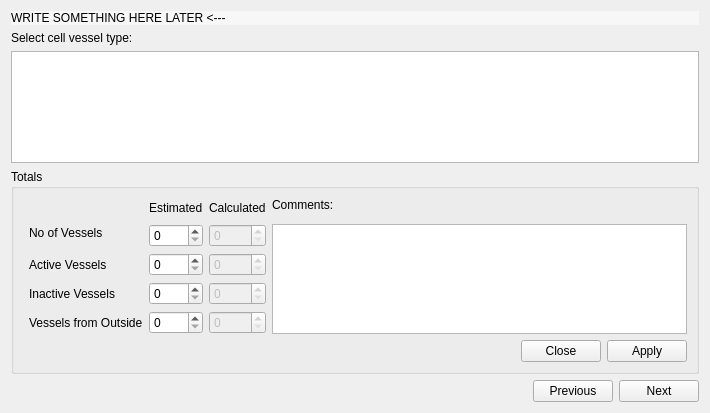
Above: app_new/frmvesseltype.ui from doublebyte1/app_solution before the change. Below: the same form after it.
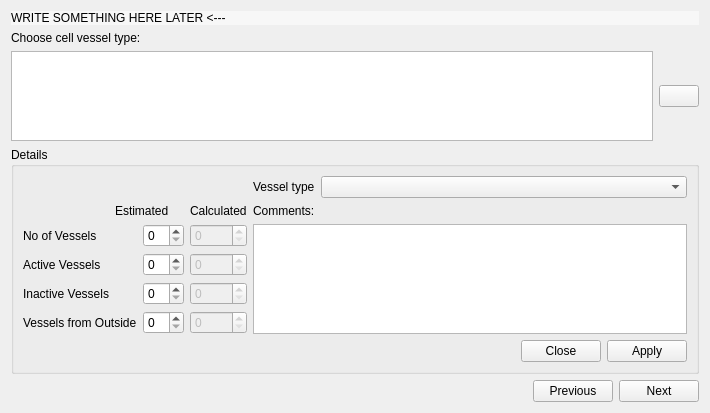
That is the form after the change. Icons and pictures are not drawn.

Diff of the .ui file:
```diff
--- a/app_new/frmvesseltype.ui
+++ b/app_new/frmvesseltype.ui
@@ -33,7 +33,7 @@
    <item>
     <widget class="QLabel" name="label">
      <property name="text">
-      <string>Select cell vessel type:</string>
+      <string>Choose cell vessel type:</string>
      </property>
      <property name="buddy">
       <cstring>listTypes</cstring>
@@ -41,29 +41,52 @@
     </widget>
    </item>
    <item>
-    <widget class="QListView" name="listTypes">
-     <property name="editTriggers">
-      <set>QAbstractItemView::NoEditTriggers</set>
-     </property>
-     <property name="alternatingRowColors">
-      <bool>true</bool>
-     </property>
-    </widget>
+    <layout class="QHBoxLayout" name="horizontalLayout">
+     <item>
+      <widget class="QTableView" name="tableView"/>
+     </item>
+     <item>
+      <widget class="QPushButton" name="pushNew">
+       <property name="toolTip">
+        <string>Create new record</string>
+       </property>
+       <property name="statusTip">
+        <string>Create new record</string>
+       </property>
+       <property name="whatsThis">
+        <string>Creates new record</string>
+       </property>
+       <property name="text">
+        <string/>
+       </property>
+       <property name="icon">
+        <iconset resource="app_new.qrc">
+         <normaloff>:/app_new/filenew.png</normaloff>:/app_new/filenew.png</iconset>
+       </property>
+      </widget>
+     </item>
+    </layout>
    </item>
    <item>
     <widget class="QGroupBox" name="groupTotals">
      <property name="title">
-      <string>Totals</string>
+      <string>Details</string>
      </property>
      <layout class="QGridLayout" name="gridLayout">
-      <item row="0" column="0" rowspan="2" colspan="2">
-       <widget class="QLabel" name="label_11">
+      <item row="0" column="4">
+       <widget class="QLabel" name="label_3">
         <property name="text">
-         <string/>
+         <string>Vessel type</string>
+        </property>
+        <property name="buddy">
+         <cstring>cmbTypes</cstring>
         </property>
        </widget>
       </item>
-      <item row="0" column="2" rowspan="2">
+      <item row="0" column="5">
+       <widget class="QComboBox" name="cmbTypes"/>
+      </item>
+      <item row="1" column="1" colspan="2">
        <widget class="QLabel" name="label_4">
         <property name="sizePolicy">
          <sizepolicy hsizetype="Preferred" vsizetype="Fixed">
@@ -79,7 +102,7 @@
         </property>
        </widget>
       </item>
-      <item row="0" column="3" rowspan="2">
+      <item row="1" column="3">
        <widget class="QLabel" name="label_5">
         <property name="sizePolicy">
          <sizepolicy hsizetype="Preferred" vsizetype="Fixed">
@@ -95,7 +118,7 @@
         </property>
        </widget>
       </item>
-      <item row="0" column="4">
+      <item row="1" column="4">
        <widget class="QLabel" name="label_2">
         <property name="text">
          <string>Comments:</string>
@@ -105,7 +128,7 @@
         </property>
        </widget>
       </item>
-      <item row="1" column="1" rowspan="2">
+      <item row="2" column="0">
        <widget class="QLabel" name="label_7">
         <property name="text">
          <string>No of Vessels</string>
@@ -141,7 +164,7 @@
       <item row="2" column="4" rowspan="4" colspan="2">
        <widget class="QPlainTextEdit" name="plainTextEdit"/>
       </item>
-      <item row="3" column="1">
+      <item row="3" column="0">
        <widget class="QLabel" name="label_8">
         <property name="text">
          <string>Active Vessels</string>
@@ -174,7 +197,7 @@
         </property>
        </widget>
       </item>
-      <item row="4" column="1">
+      <item row="4" column="0">
        <widget class="QLabel" name="label_9">
         <property name="text">
          <string>Inactive Vessels</string>
@@ -207,7 +230,7 @@
         </property>
        </widget>
       </item>
-      <item row="5" column="1">
+      <item row="5" column="0" colspan="2">
        <widget class="QLabel" name="label_10">
         <property name="text">
          <string>Vessels from Outside</string>
```
Left out of the diff: 72 changed lines with no effect on the pictures.
